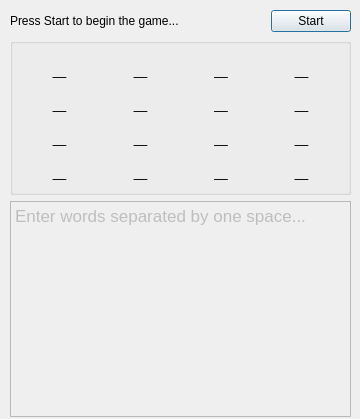
The window that mainwindow.ui (mt2d2/boggle) describes before a commit, drawn with Qt 5.
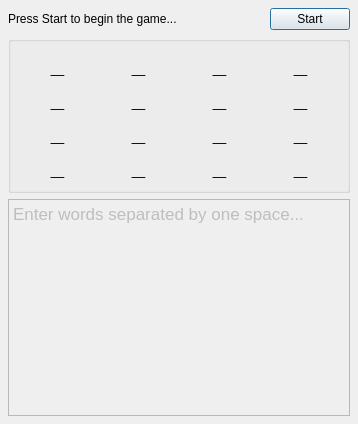
The same window after the commit.

Commit message: Fixed window so that contents correctly expand with the window, also made margin padding smaller.

What changed in the file:
```diff
--- a/mainwindow.ui
+++ b/mainwindow.ui
@@ -9,10 +9,16 @@
    <rect>
     <x>0</x>
     <y>0</y>
-    <width>360</width>
-    <height>419</height>
+    <width>358</width>
+    <height>424</height>
    </rect>
   </property>
+  <property name="sizePolicy">
+   <sizepolicy hsizetype="Expanding" vsizetype="Expanding">
+    <horstretch>0</horstretch>
+    <verstretch>0</verstretch>
+   </sizepolicy>
+  </property>
   <property name="acceptDrops">
    <bool>false</bool>
   </property>
@@ -22,16 +28,18 @@
   <property name="sizeGripEnabled">
    <bool>false</bool>
   </property>
-  <widget class="QWidget" name="layoutWidget">
-   <property name="geometry">
-    <rect>
-     <x>10</x>
-     <y>10</y>
-     <width>341</width>
-     <height>407</height>
-    </rect>
+  <layout class="QHBoxLayout" name="horizontalLayout_2">
+   <property name="margin">
+    <number>8</number>
    </property>
+   <item>
    <layout class="QVBoxLayout" name="verticalLayout">
+     <property name="spacing">
+      <number>-1</number>
+     </property>
+     <property name="leftMargin">
+      <number>0</number>
+     </property>
     <item>
      <layout class="QHBoxLayout" name="horizontalLayout">
       <item>
@@ -410,13 +418,14 @@
        <string>&lt;!DOCTYPE HTML PUBLIC &quot;-//W3C//DTD HTML 4.0//EN&quot; &quot;http://www.w3.org/TR/REC-html40/strict.dtd&quot;&gt;
 &lt;html&gt;&lt;head&gt;&lt;meta name=&quot;qrichtext&quot; content=&quot;1&quot; /&gt;&lt;style type=&quot;text/css&quot;&gt;
 p, li { white-space: pre-wrap; }
-&lt;/style&gt;&lt;/head&gt;&lt;body style=&quot; font-family:'Sans Serif'; font-size:9pt; font-weight:400; font-style:normal;&quot;&gt;
-&lt;p style=&quot; margin-top:0px; margin-bottom:0px; margin-left:0px; margin-right:0px; -qt-block-indent:0; text-indent:0px;&quot;&gt;&lt;span style=&quot; font-family:'Lucida Grande'; font-size:13pt;&quot;&gt;Enter words separated by one space...&lt;/span&gt;&lt;/p&gt;&lt;/body&gt;&lt;/html&gt;</string>
+&lt;/style&gt;&lt;/head&gt;&lt;body style=&quot; font-family:'Lucida Grande'; font-size:13pt; font-weight:400; font-style:normal;&quot;&gt;
+&lt;p style=&quot; margin-top:0px; margin-bottom:0px; margin-left:0px; margin-right:0px; -qt-block-indent:0; text-indent:0px;&quot;&gt;Enter words separated by one space...&lt;/p&gt;&lt;/body&gt;&lt;/html&gt;</string>
       </property>
      </widget>
     </item>
    </layout>
-  </widget>
+   </item>
+  </layout>
  </widget>
  <tabstops>
   <tabstop>startButton</tabstop>
```
Lines whose indentation alone changed are shown as unchanged.
